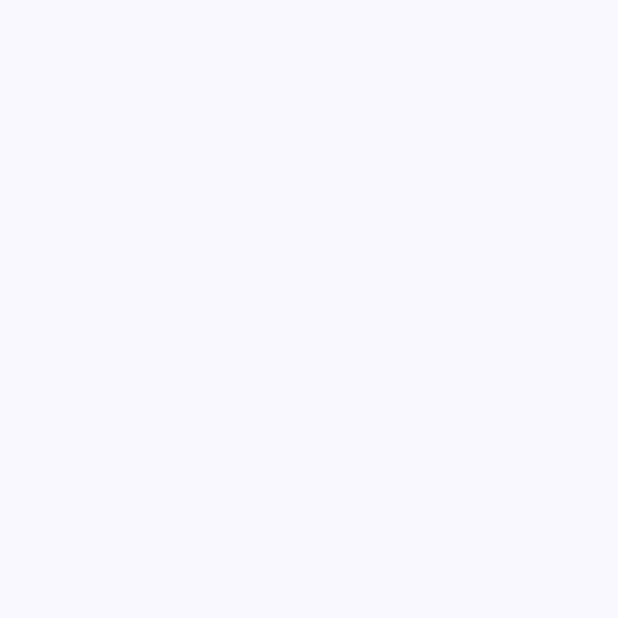
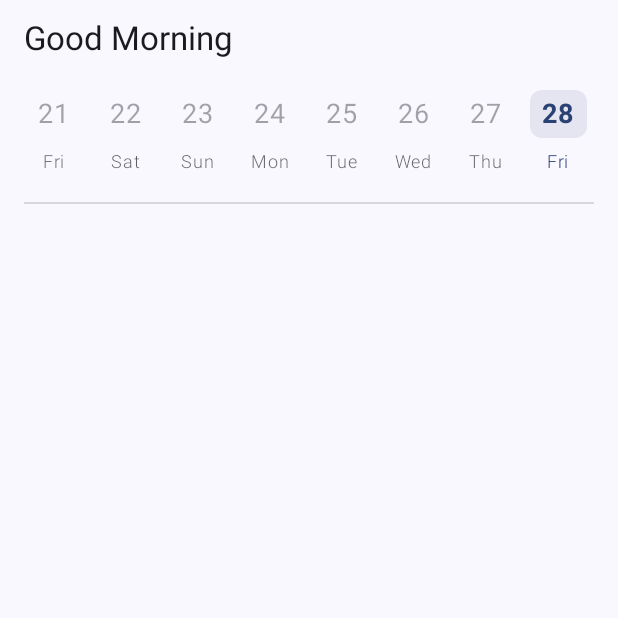
Before and after one commit to Amirnlz/tasko, an Android app built with Jetpack Compose: the screen it shows after launch (MainActivity), on a phone screen of 412 x 824 dp, the top half of it. Before the commit the part shown is empty. Run offline under Robolectric (Android 15) with nearby library versions, the phone set to English and light mode, and no system bars.

Commit message:
Feat: add calendar to home-screen

```diff
--- a/app/build.gradle.kts
+++ b/app/build.gradle.kts
@@ -58,6 +58,8 @@ dependencies {
     implementation(libs.koin.android)
     implementation(libs.koin.androidx.compose)
 
+    implementation(libs.calendar.compose)
+
     testImplementation(libs.junit)
 
     androidTestImplementation(libs.androidx.junit)
--- a/app/src/main/java/com/amirnlz/tasko/MainActivity.kt
+++ b/app/src/main/java/com/amirnlz/tasko/MainActivity.kt
@@ -9,7 +9,7 @@ import androidx.compose.foundation.layout.padding
 import androidx.compose.material3.Scaffold
 import androidx.compose.ui.Modifier
 import com.amirnlz.tasko.home.ui.HomeScreen
-import com.amirnlz.tasko.ui.theme.TaskoTheme
+import com.amirnlz.tasko.core.ui.theme.TaskoTheme
 
 class MainActivity : ComponentActivity() {
     override fun onCreate(savedInstanceState: Bundle?) {
--- /dev/null
+++ b/app/src/main/java/com/amirnlz/tasko/core/ui/components/calendar/CalendarDatePicker.kt
@@ -0,0 +1,94 @@
+package com.amirnlz.tasko.core.ui.components.calendar
+
+import androidx.compose.foundation.background
+import androidx.compose.foundation.layout.Box
+import androidx.compose.foundation.layout.fillMaxWidth
+import androidx.compose.foundation.layout.height
+import androidx.compose.foundation.layout.offset
+import androidx.compose.foundation.layout.width
+import androidx.compose.foundation.lazy.LazyRow
+import androidx.compose.foundation.lazy.items
+import androidx.compose.foundation.lazy.rememberLazyListState
+import androidx.compose.runtime.Composable
+import androidx.compose.runtime.LaunchedEffect
+import androidx.compose.runtime.getValue
+import androidx.compose.runtime.mutableFloatStateOf
+import androidx.compose.runtime.remember
+import androidx.compose.runtime.setValue
+import androidx.compose.ui.Alignment
+import androidx.compose.ui.Modifier
+import androidx.compose.ui.geometry.Offset
+import androidx.compose.ui.graphics.Color
+import androidx.compose.ui.layout.onGloballyPositioned
+import androidx.compose.ui.platform.LocalDensity
+import androidx.compose.ui.unit.dp
+import com.amirnlz.tasko.core.ui.theme.CalendarTheme
+
+@Composable
+fun CalendarDatePicker(
+    state: CalendarState,
+    modifier: Modifier = Modifier,
+    onEvent: (CalendarEvent) -> Unit = {}
+) {
+    val listState = rememberLazyListState()
+    var todayLineOffset by remember { mutableFloatStateOf(0f) }
+    var todayLineWidth by remember { mutableFloatStateOf(0f) }
+    val density = LocalDensity.current
+
+    // Scroll to today on first composition
+    LaunchedEffect(Unit) {
+        val todayIndex = state.days.indexOfFirst { it.isToday }
+        if (todayIndex != -1) {
+            listState.scrollToItem(
+                index = todayIndex,
+                scrollOffset = -(density.run { 100.dp.toPx() }).toInt()
+            )
+        }
+    }
+
+    Box(modifier = modifier) {
+        LazyRow(
+            state = listState,
+            modifier = Modifier.fillMaxWidth()
+        ) {
+            items(state.days) { day ->
+                CalendarDayItem(
+                    day = day,
+                    isSelected = day.date == state.selectedDate,
+                    modifier = Modifier
+                        .onGloballyPositioned { layoutCoordinates ->
+                            if (day.isToday) {
+                                val position = layoutCoordinates.localToRoot(Offset.Zero)
+                                todayLineOffset = position.x
+                                todayLineWidth = layoutCoordinates.size.width.toFloat()
+                            }
+                        },
+                    onClick = { onEvent(CalendarEvent.DateSelected(day.date)) }
+                )
+            }
+        }
+
+        // Thin bottom line
+        Box(
+            modifier = Modifier
+                .fillMaxWidth()
+                .height(1.dp)
+                .background(Color.Gray.copy(alpha = 0.3f))
+                .align(Alignment.BottomCenter)
+        )
+
+        // Today's thick indicator line
+        if (todayLineWidth > 0) {
+            val lineWidth = with(density) { todayLineWidth.toDp() }
+            val lineOffset = with(density) { todayLineOffset.toDp() }
+            Box(
+                modifier = Modifier
+                    .offset(x = lineOffset)
+                    .width(lineWidth)
+                    .height(3.dp)
+                    .background(CalendarTheme.todayTextColor())
+                    .align(Alignment.BottomCenter)
+            )
+        }
+    }
+}
--- /dev/null
+++ b/app/src/main/java/com/amirnlz/tasko/core/ui/components/calendar/CalendarDates.kt
@@ -0,0 +1,39 @@
+package com.amirnlz.tasko.core.ui.components.calendar
+
+import java.time.LocalDate
+import java.time.YearMonth
+import java.time.format.DateTimeFormatter
+
+data class CalendarDay(
+    val date: LocalDate,
+    val isToday: Boolean,
+    val isPast: Boolean,
+    val dayOfMonth: Int,
+    val dayOfWeek: String
+)
+
+object CalendarDates {
+    fun generateMonthDates(
+        year: Int = LocalDate.now().year,
+        month: Int = LocalDate.now().monthValue,
+        dateFormatter: (LocalDate) -> String = { it.formatDayOfWeek() }
+    ): List<CalendarDay> {
+        val currentDate = LocalDate.now()
+        val yearMonth = YearMonth.of(year, month)
+
+        return (1..yearMonth.lengthOfMonth()).map { day ->
+            val date = yearMonth.atDay(day)
+            CalendarDay(
+                date = date,
+                isToday = date == currentDate,
+                isPast = date.isBefore(currentDate),
+                dayOfMonth = day,
+                dayOfWeek = dateFormatter(date)
+            )
+        }
+    }
+
+    private fun LocalDate.formatDayOfWeek(): String {
+        return format(DateTimeFormatter.ofPattern("EEE"))
+    }
+}
--- /dev/null
+++ b/app/src/main/java/com/amirnlz/tasko/core/ui/components/calendar/CalendarDayItem.kt
@@ -0,0 +1,69 @@
+package com.amirnlz.tasko.core.ui.components.calendar
+
+import androidx.compose.foundation.background
+import androidx.compose.foundation.clickable
+import androidx.compose.foundation.layout.Column
+import androidx.compose.foundation.layout.Spacer
+import androidx.compose.foundation.layout.height
+import androidx.compose.foundation.layout.padding
+import androidx.compose.foundation.layout.width
+import androidx.compose.material3.MaterialTheme
+import androidx.compose.material3.Text
+import androidx.compose.runtime.Composable
+import androidx.compose.ui.Alignment
+import androidx.compose.ui.Modifier
+import androidx.compose.ui.draw.clip
+import androidx.compose.ui.graphics.Color
+import androidx.compose.ui.text.font.FontWeight
+import androidx.compose.ui.unit.dp
+import androidx.compose.ui.unit.sp
+import com.amirnlz.tasko.core.ui.theme.CalendarTheme
+
+@Composable
+fun CalendarDayItem(
+    day: CalendarDay,
+    isSelected: Boolean,
+    modifier: Modifier = Modifier,
+    onClick: () -> Unit = {}
+) {
+    val textColor = when {
+        day.isToday -> CalendarTheme.todayTextColor()
+        day.isPast -> CalendarTheme.pastDateColor()
+        else -> CalendarTheme.futureDateColor()
+    }
+
+    Column(
+        modifier = modifier
+            .width(48.dp)
+            .clip(MaterialTheme.shapes.medium)
+            .clickable(enabled = !day.isPast) { onClick() }
+            .padding(4.dp),
+        horizontalAlignment = Alignment.CenterHorizontally
+    ) {
+        Text(
+            text = day.dayOfMonth.toString(),
+            color = textColor,
+            fontSize = 18.sp,
+            fontWeight = if (day.isToday) FontWeight.Bold else FontWeight.Normal,
+            modifier = Modifier
+                .background(
+                    color = when {
+                        isSelected -> MaterialTheme.colorScheme.secondaryContainer
+                        day.isToday -> CalendarTheme.todayBackground()
+                        else -> Color.Transparent
+                    },
+                    shape = MaterialTheme.shapes.small
+                )
+                .padding(horizontal = 8.dp, vertical = 4.dp)
+        )
+
+        Spacer(modifier = Modifier.height(4.dp))
+
+        Text(
+            text = day.dayOfWeek,
+            color = textColor.copy(alpha = if (day.isPast) 0.7f else 1f),
+            fontSize = 12.sp,
+            fontWeight = FontWeight.Light
+        )
+    }
+}
--- /dev/null
+++ b/app/src/main/java/com/amirnlz/tasko/core/ui/components/calendar/CalendarState.kt
@@ -0,0 +1,15 @@
+package com.amirnlz.tasko.core.ui.components.calendar
+
+import androidx.compose.runtime.Immutable
+import java.time.LocalDate
+
+@Immutable
+data class CalendarState(
+    val days: List<CalendarDay>,
+    val selectedDate: LocalDate? = null,
+    val currentDate: LocalDate = LocalDate.now()
+)
+
+sealed interface CalendarEvent {
+    data class DateSelected(val date: LocalDate) : CalendarEvent
+}
--- /dev/null
+++ b/app/src/main/java/com/amirnlz/tasko/core/ui/theme/CalendarTheme.kt
@@ -0,0 +1,19 @@
+package com.amirnlz.tasko.core.ui.theme
+
+import androidx.compose.material3.MaterialTheme
+import androidx.compose.runtime.Composable
+
+
+object CalendarTheme {
+    @Composable
+    fun pastDateColor() = MaterialTheme.colorScheme.onSurface.copy(alpha = 0.4f)
+
+    @Composable
+    fun futureDateColor() = MaterialTheme.colorScheme.onSurface
+
+    @Composable
+    fun todayBackground() = MaterialTheme.colorScheme.primary.copy(alpha = 0.1f)
+
+    @Composable
+    fun todayTextColor() = MaterialTheme.colorScheme.primary
+}
--- a/app/src/main/java/com/amirnlz/tasko/ui/theme/Color.kt
+++ b/app/src/main/java/com/amirnlz/tasko/core/ui/theme/Color.kt
@@ -1,4 +1,4 @@
-package com.amirnlz.tasko.ui.theme
+package com.amirnlz.tasko.core.ui.theme
 
 import androidx.compose.ui.graphics.Color
 
--- a/app/src/main/java/com/amirnlz/tasko/ui/theme/Theme.kt
+++ b/app/src/main/java/com/amirnlz/tasko/core/ui/theme/Theme.kt
@@ -1,6 +1,5 @@
-package com.amirnlz.tasko.ui.theme
+package com.amirnlz.tasko.core.ui.theme
 
-import android.app.Activity
 import android.os.Build
 import androidx.compose.foundation.isSystemInDarkTheme
 import androidx.compose.material3.MaterialTheme
--- a/app/src/main/java/com/amirnlz/tasko/ui/theme/Type.kt
+++ b/app/src/main/java/com/amirnlz/tasko/core/ui/theme/Type.kt
@@ -1,4 +1,4 @@
-package com.amirnlz.tasko.ui.theme
+package com.amirnlz.tasko.core.ui.theme
 
 import androidx.compose.material3.Typography
 import androidx.compose.ui.text.TextStyle
--- a/app/src/main/java/com/amirnlz/tasko/home/ui/HomeScreen.kt
+++ b/app/src/main/java/com/amirnlz/tasko/home/ui/HomeScreen.kt
@@ -1,9 +1,52 @@
 package com.amirnlz.tasko.home.ui
 
+import androidx.compose.foundation.layout.Column
+import androidx.compose.foundation.layout.fillMaxSize
+import androidx.compose.foundation.layout.fillMaxWidth
+import androidx.compose.foundation.layout.height
+import androidx.compose.foundation.layout.padding
+import androidx.compose.material3.Scaffold
 import androidx.compose.runtime.Composable
+import androidx.compose.runtime.remember
 import androidx.compose.ui.Modifier
+import androidx.compose.ui.tooling.preview.Preview
+import androidx.compose.ui.unit.dp
+import com.amirnlz.tasko.core.ui.components.calendar.CalendarDatePicker
+import com.amirnlz.tasko.core.ui.components.calendar.CalendarDates
+import com.amirnlz.tasko.core.ui.components.calendar.CalendarState
+import com.amirnlz.tasko.core.ui.theme.TaskoTheme
+import com.amirnlz.tasko.home.ui.component.GreetingMessage
 
 @Composable
 fun HomeScreen(modifier: Modifier = Modifier) {
+    val calendarState = remember {
+        CalendarState(
+            days = CalendarDates.generateMonthDates()
+        )
+    }
 
+    Scaffold(
+        modifier = modifier
+            .fillMaxSize()
+            .padding(vertical = 12.dp, horizontal = 16.dp),
+        topBar = { GreetingMessage() }
+    ) { paddingValues ->
+        Column(Modifier.padding(paddingValues)) {
+            CalendarDatePicker(
+                state = calendarState,
+                modifier = Modifier
+                    .fillMaxWidth()
+                    .padding(vertical = 16.dp)
+                    .height(80.dp)
+            )
+        }
+    }
 }
+
+@Preview(showBackground = true)
+@Composable
+private fun HomeScreenPrev() {
+    TaskoTheme {
+        HomeScreen()
+    }
+}
--- /dev/null
+++ b/app/src/main/java/com/amirnlz/tasko/home/ui/component/GreetingMessage.kt
@@ -0,0 +1,35 @@
+package com.amirnlz.tasko.home.ui.component
+
+import androidx.compose.material3.MaterialTheme
+import androidx.compose.material3.Text
+import androidx.compose.runtime.Composable
+import androidx.compose.ui.Modifier
+import androidx.compose.ui.tooling.preview.Preview
+import com.amirnlz.tasko.core.ui.theme.TaskoTheme
+import com.amirnlz.tasko.utils.greetingMessageByHour
+import java.util.Calendar
+
+@Composable
+fun GreetingMessage(modifier: Modifier = Modifier) {
+    Text(
+        greetMessageText(),
+        style = MaterialTheme.typography.titleLarge,
+    )
+
+}
+
+
+private fun greetMessageText(): String {
+    val calendar = Calendar.getInstance()
+    val currentHour = calendar.get(Calendar.HOUR_OF_DAY)
+    return currentHour.greetingMessageByHour()
+
+}
+
+@Preview(showBackground = true)
+@Composable
+private fun GreetingMessagePrev() {
+    TaskoTheme {
+        GreetingMessage()
+    }
+}
--- /dev/null
+++ b/app/src/main/java/com/amirnlz/tasko/utils/Extensions.kt
@@ -0,0 +1,22 @@
+package com.amirnlz.tasko.utils
+
+
+fun Int.greetingMessageByHour(): String {
+    return when (this) {
+        in 12..16 -> {
+            "Good Afternoon";
+        }
+
+        in 17..20 -> {
+            "Good Evening";
+        }
+
+        in 21..23 -> {
+            "Good Night";
+        }
+
+        else -> {
+            "Good Morning";
+        }
+    }
+}
--- a/gradle/libs.versions.toml
+++ b/gradle/libs.versions.toml
@@ -1,5 +1,6 @@
 [versions]
 agp = "8.8.2"
+calendarCompose = "2.6.2"
 koin = "3.5.6"
 kotlin = "2.1.0"
 coreKtx = "1.15.0"
@@ -17,6 +18,7 @@ androidx-core-ktx = { group = "androidx.core", name = "core-ktx", version.ref =
 androidx-room-compiler = { module = "androidx.room:room-compiler", version.ref = "room" }
 androidx-room-ktx = { module = "androidx.room:room-ktx", version.ref = "room" }
 androidx-room-runtime = { module = "androidx.room:room-runtime", version.ref = "room" }
+calendar-compose = { module = "com.kizitonwose.calendar:compose", version.ref = "calendarCompose" }
 junit = { group = "junit", name = "junit", version.ref = "junit" }
 androidx-junit = { group = "androidx.test.ext", name = "junit", version.ref = "junitVersion" }
 androidx-espresso-core = { group = "androidx.test.espresso", name = "espresso-core", version.ref = "espressoCore" }
```
